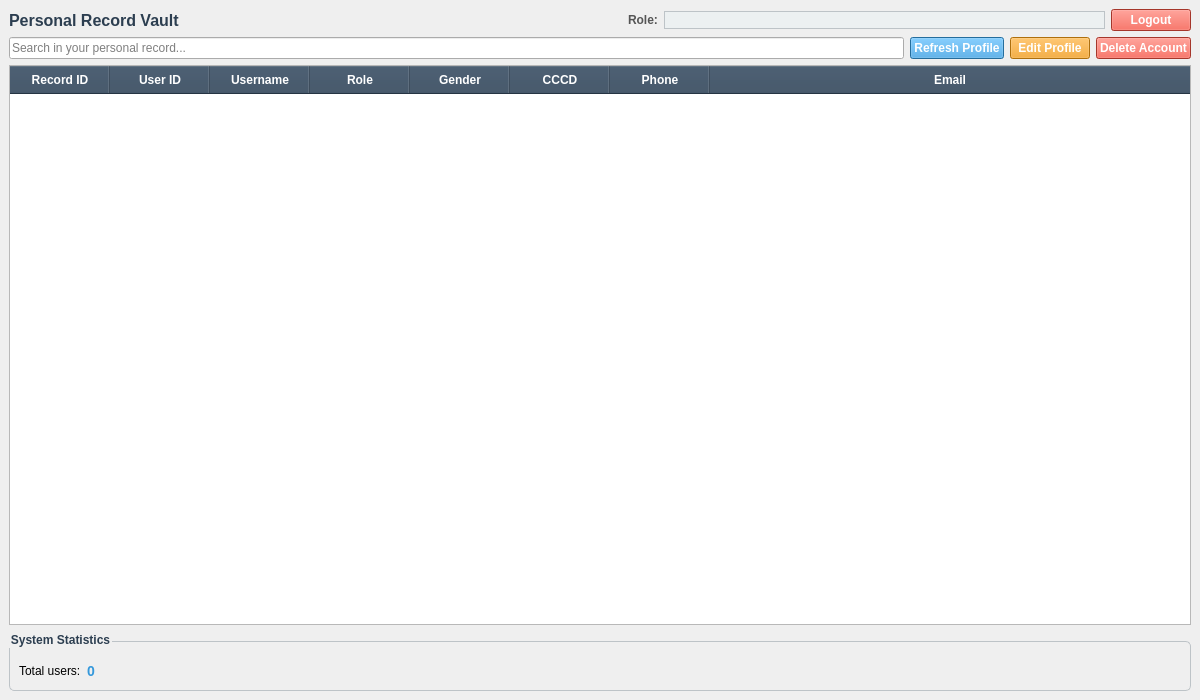
The window that src/client/gui/MainWindow.ui (kienquang/CSAT_BMTT_Project) describes before a commit, drawn with Qt 5.
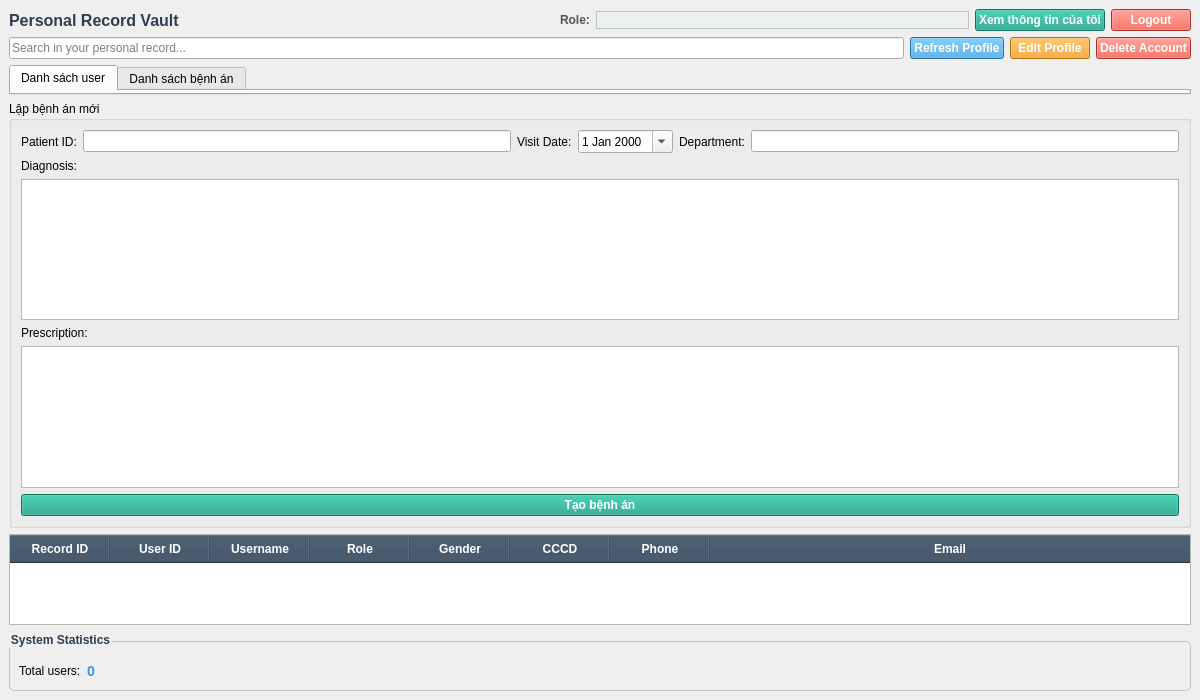
The same window after the commit.

Commit message: them giao dien bac si va admin

```diff
--- a/src/client/gui/MainWindow.ui
+++ b/src/client/gui/MainWindow.ui
@@ -61,6 +61,19 @@
        </widget>
       </item>
       <item>
+         <widget class="QPushButton" name="viewMyInfoBtn">
+          <property name="maximumWidth">
+           <number>170</number>
+          </property>
+          <property name="text">
+           <string>Xem thông tin của tôi</string>
+          </property>
+          <property name="styleSheet">
+           <string notr="true">background-color: #16a085; color: white; font-weight: bold;</string>
+          </property>
+         </widget>
+            </item>
+            <item>
        <widget class="QPushButton" name="logoutBtn">
         <property name="maximumWidth">
          <number>100</number>
@@ -116,6 +129,111 @@
       </item>
      </layout>
     </item>
+   <item>
+    <widget class="QTabWidget" name="adminTabWidget">
+     <property name="currentIndex">
+      <number>0</number>
+     </property>
+     <property name="maximumHeight">
+      <number>42</number>
+     </property>
+     <widget class="QWidget" name="userListTab">
+      <attribute name="title">
+      <string>Danh sách user</string>
+      </attribute>
+     </widget>
+     <widget class="QWidget" name="medicalListTab">
+      <attribute name="title">
+      <string>Danh sách bệnh án</string>
+      </attribute>
+     </widget>
+    </widget>
+   </item>
+   <item>
+    <widget class="QGroupBox" name="doctorCreateGroup">
+     <property name="title">
+      <string>Lập bệnh án mới</string>
+     </property>
+     <layout class="QVBoxLayout" name="doctorCreateLayout">
+      <item>
+       <layout class="QHBoxLayout" name="doctorCreateRow1">
+        <item>
+         <widget class="QLabel" name="patientIdLabel">
+          <property name="text">
+           <string>Patient ID:</string>
+          </property>
+         </widget>
+        </item>
+        <item>
+         <widget class="QLineEdit" name="patientIdInput"/>
+        </item>
+        <item>
+         <widget class="QLabel" name="visitDateLabel">
+          <property name="text">
+           <string>Visit Date:</string>
+          </property>
+         </widget>
+        </item>
+        <item>
+         <widget class="QDateEdit" name="visitDateInput">
+          <property name="calendarPopup">
+           <bool>true</bool>
+          </property>
+         </widget>
+        </item>
+        <item>
+         <widget class="QLabel" name="departmentLabel">
+          <property name="text">
+           <string>Department:</string>
+          </property>
+         </widget>
+        </item>
+        <item>
+         <widget class="QLineEdit" name="departmentInput"/>
+        </item>
+       </layout>
+      </item>
+      <item>
+       <widget class="QLabel" name="diagnosisLabel">
+        <property name="text">
+         <string>Diagnosis:</string>
+        </property>
+       </widget>
+      </item>
+      <item>
+       <widget class="QTextEdit" name="diagnosisInput">
+        <property name="maximumHeight">
+         <number>90</number>
+        </property>
+       </widget>
+      </item>
+      <item>
+       <widget class="QLabel" name="prescriptionLabel">
+        <property name="text">
+         <string>Prescription:</string>
+        </property>
+       </widget>
+      </item>
+      <item>
+       <widget class="QTextEdit" name="prescriptionInput">
+        <property name="maximumHeight">
+         <number>90</number>
+        </property>
+       </widget>
+      </item>
+      <item>
+       <widget class="QPushButton" name="createMedicalRecordBtn">
+        <property name="text">
+         <string>Tạo bệnh án</string>
+        </property>
+        <property name="styleSheet">
+         <string notr="true">background-color: #16a085; color: white; font-weight: bold;</string>
+        </property>
+       </widget>
+      </item>
+     </layout>
+    </widget>
+   </item>
     <item>
      <widget class="QTableWidget" name="employeeTable">
       <property name="columnCount">
```
The commit also changes 13 other files.
